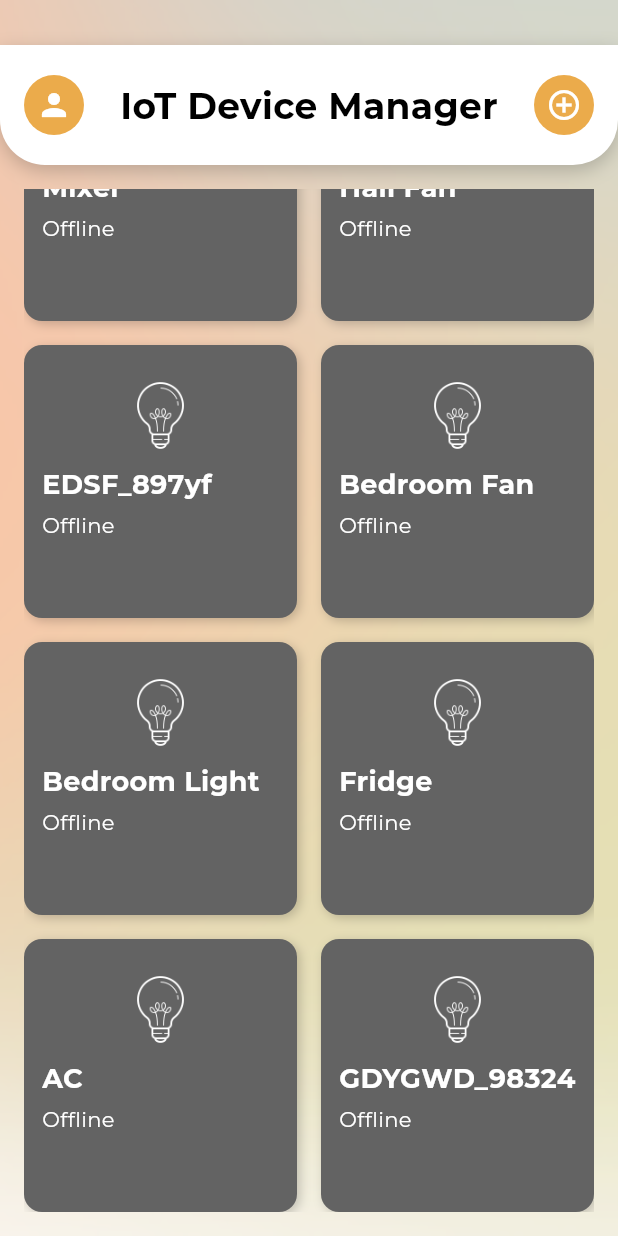
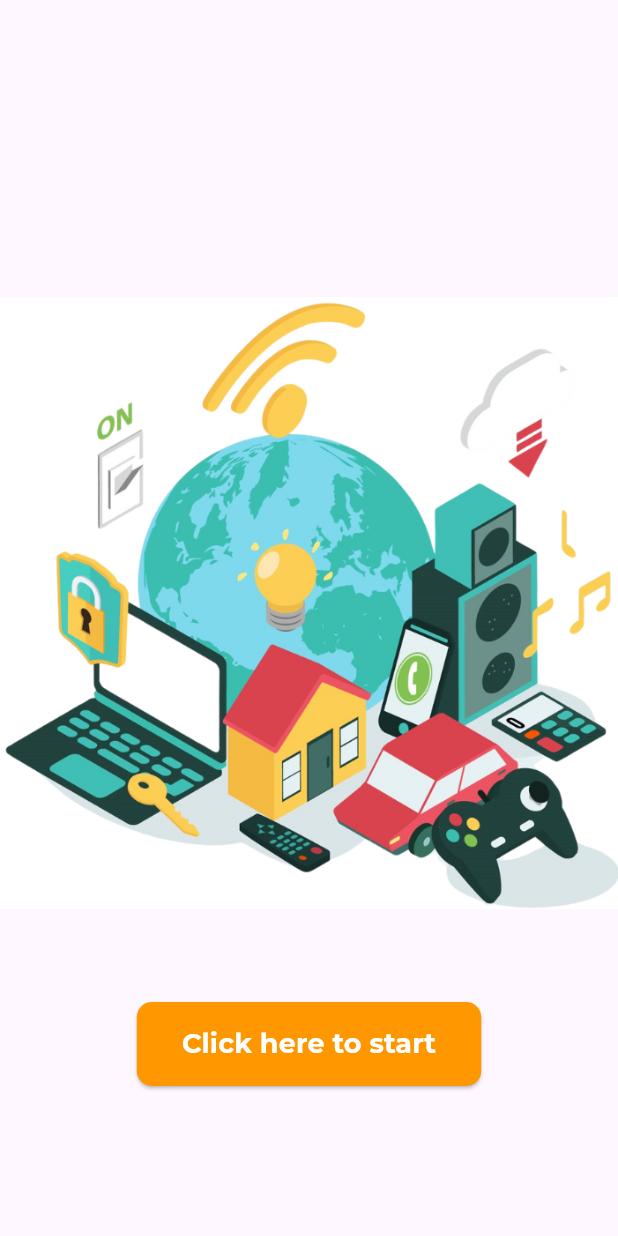
Before and after one commit to Ashriya26/Internship_Device_Control_App, a Flutter app: the HomePage screen opened directly, scrolled down 292 dp, after a tap on the "person" icon, on a phone screen of 412 x 824 dp. Run offline on Flutter 3.47's test engine with Material 3 defaults, Android fonts, the phone set to English and light mode, and no system bars; project files that could hold a hidden picture were left out.

Commit message:
login page

```diff
--- a/lib/main.dart
+++ b/lib/main.dart
@@ -3,6 +3,8 @@ import 'pages/home_page.dart';
 import 'pages/settings_page.dart';
 import 'package:provider/provider.dart';
 import 'providers/network_provider.dart';
+
+import 'pages/login_page.dart';
 
 void main() {
   runApp(
@@ -26,8 +28,9 @@ class MyApp extends StatelessWidget {
         primarySwatch: Colors.orange,
         fontFamily: 'Montserrat',
       ),
-      initialRoute: '/', // Home Page is the default
+      initialRoute: '/login', // Home Page is the default
       routes: {
+        '/login': (content)=> const LoginPage(),
         '/': (context) => const HomePage(),
         '/settings': (context) => const SettingsPage(),
       },
--- a/lib/pages/home_page.dart
+++ b/lib/pages/home_page.dart
@@ -66,7 +66,12 @@ void updateDeviceStatus(String name, bool status) {
 
   @override
   Widget build(BuildContext context) {
-    return Scaffold(
+    return WillPopScope(
+    onWillPop: () async {
+      return false; // 🔹 Prevents going back to login page
+    },
+
+    child: Scaffold(
       body: Stack(
         children: [
           // 🔹 Background Image
@@ -109,7 +114,9 @@ void updateDeviceStatus(String name, bool status) {
                     mainAxisAlignment: MainAxisAlignment.spaceBetween,
                     children: [
                       GestureDetector(
-                        onTap: () {},
+                        onTap: () {// 🔹 Logout and go back to login
+                          Navigator.pushReplacementNamed(context, '/login');
+                          },
                         child: Container(
                           padding: const EdgeInsets.all(8),
                           decoration: const BoxDecoration(
@@ -214,6 +221,7 @@ void updateDeviceStatus(String name, bool status) {
           ),
         ],
       ),
+    ),
     );
   }
 }
--- /dev/null
+++ b/lib/pages/login_page.dart
@@ -0,0 +1,133 @@
+import 'package:flutter/material.dart';
+
+class LoginPage extends StatefulWidget {
+  const LoginPage({super.key});
+
+  @override
+  _LoginPageState createState() => _LoginPageState();
+}
+
+class _LoginPageState extends State<LoginPage> {
+  final TextEditingController _usernameController = TextEditingController();
+  final TextEditingController _passwordController = TextEditingController();
+
+  @override
+  Widget build(BuildContext context) {
+    return Scaffold(
+      body: Stack(
+        children: [
+          // ✅ Background Image (Your Updated Positioning)
+          Positioned(
+            top: -10, // Adjusted image position (your value)
+            left: 0,
+            right: 0,
+            child: Center(
+              child: Image.asset(
+                "assets/images/back4.png",
+                width: MediaQuery.of(context).size.width*1.0, // Full width
+                height: MediaQuery.of(context).size.height*1.0, // Full height
+                fit: BoxFit.contain, // Cover entire screen
+              ),
+            ),
+          ),
+
+          // ✅ "Click here to start" button at the bottom
+          Positioned(
+            bottom: 100, // Keep button near the bottom (your value)
+            left: 0,
+            right: 0,
+            child: Center(child: _buildStartButton()),
+          ),
+        ],
+      ),
+    );
+  }
+
+  // ✅ "Click here to start" Button
+  Widget _buildStartButton() {
+    return ElevatedButton(
+      onPressed: () {
+        _showLoginDialog(); // Show login popup on button click
+      },
+      style: ElevatedButton.styleFrom(
+        backgroundColor: Colors.orange,
+        padding: const EdgeInsets.symmetric(horizontal: 30, vertical: 15),
+        shape: RoundedRectangleBorder(borderRadius: BorderRadius.circular(10)),
+      ),
+      child: const Text(
+        "Click here to start",
+        style: TextStyle(fontSize: 18, fontWeight: FontWeight.bold, color: Colors.white),
+      ),
+    );
+  }
+
+  // ✅ Show Login Dialog Box (Popup) - Full Width
+  void _showLoginDialog() {
+    showDialog(
+      context: context,
+      barrierDismissible: false, // Prevent closing by tapping outside
+      builder: (BuildContext context) {
+        return Dialog(
+          shape: RoundedRectangleBorder(borderRadius: BorderRadius.circular(15)),
+          backgroundColor: Colors.white,
+          child: Container(
+            width: MediaQuery.of(context).size.width, // Full screen width
+            padding: const EdgeInsets.all(20),
+            child: Column(
+              mainAxisSize: MainAxisSize.min,
+              children: [
+                const Text(
+                  "Login",
+                  style: TextStyle(fontSize: 22, fontWeight: FontWeight.bold),
+                ),
+                const SizedBox(height: 15),
+
+                // ✅ Username Field
+                TextField(
+                  controller: _usernameController,
+                  decoration: InputDecoration(
+                    labelText: "Username",
+                    border: OutlineInputBorder(borderRadius: BorderRadius.circular(10)),
+                    filled: true,
+                    fillColor: Colors.grey[100],
+                  ),
+                ),
+                const SizedBox(height: 10),
+
+                // ✅ Password Field
+                TextField(
+                  controller: _passwordController,
+                  obscureText: true,
+                  decoration: InputDecoration(
+                    labelText: "Password",
+                    border: OutlineInputBorder(borderRadius: BorderRadius.circular(10)),
+                    filled: true,
+                    fillColor: Colors.grey[100],
+                  ),
+                ),
+                const SizedBox(height: 15),
+
+                // ✅ Login Button (Centered, Cancel Button Removed)
+                ElevatedButton(
+                  onPressed: () {
+                    Navigator.pop(context); // Close dialog
+                    Navigator.pushReplacementNamed(context, "/"); // Go to Home Page
+                  },
+                  style: ElevatedButton.styleFrom(
+                    backgroundColor: Colors.orange,
+                    padding: const EdgeInsets.symmetric(horizontal: 50, vertical: 12),
+                    shape: RoundedRectangleBorder(borderRadius: BorderRadius.circular(10)),
+                  ),
+                  child: const Text(
+                    "Login",
+                    style: TextStyle(fontSize: 16, color: Colors.white),
+                  ),
+                ),
+              ],
+            ),
+          ),
+        );
+      },
+    );
+  }
+}
--- a/pubspec.yaml
+++ b/pubspec.yaml
@@ -62,6 +62,8 @@ flutter:
     - assets/images/light_off.png
     - assets/images/light_on.png
     - assets/images/back2.png
+    - assets/images/back4.png
+
     - assets/icons/add_color.png
     - assets/icons/add.png
     - assets/icons/back.png
```
Also changed, not shown: assets/images/back3.jpg (added), assets/images/back4.png (added).
